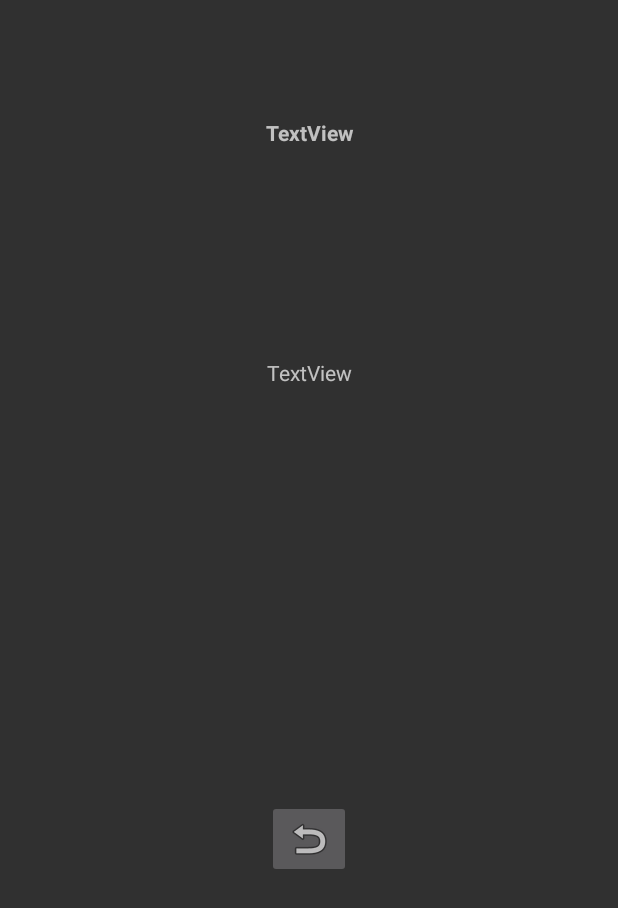
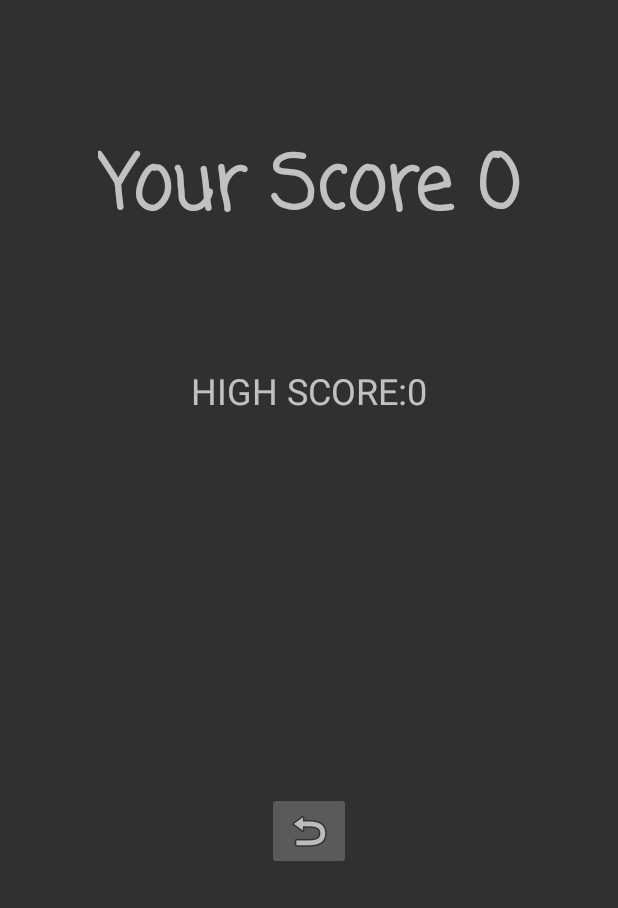
Before and after one commit to Krishunter1/Pit-of-snakes, an Android app: the ScoreActivity screen opened directly, with no data from a screen before it, on a phone screen of 412 x 824 dp. Shown: the top 908 px of the screen. Run offline under Robolectric (Android 15) with nearby library versions, the light colour scheme and no system bars.

Commit message:
fixed problem with music and updated the score activty and varible in pitview

```diff
--- a/PitofSnake/app/src/main/java/kristof/pitofsnake/MenuScreen.java
+++ b/PitofSnake/app/src/main/java/kristof/pitofsnake/MenuScreen.java
@@ -4,6 +4,7 @@ import android.app.Activity;
 import android.content.Intent;
 import android.content.SharedPreferences;
 import android.os.Bundle;
+import android.preference.PreferenceManager;
 import android.view.View;
 import android.view.WindowManager;
 import android.widget.ImageView;
@@ -79,7 +80,7 @@ public class MenuScreen extends Activity {
     }
 
     private void SavePreferences(){
-        SharedPreferences sharedPreferences = getPreferences(MODE_PRIVATE);
+        SharedPreferences sharedPreferences = PreferenceManager.getDefaultSharedPreferences(this);
         SharedPreferences.Editor editor = sharedPreferences.edit();
         editor.putInt(IMAGE_NUMBER_ONE, current_image1);
         editor.putInt(IMAGE_NUMBER_TWO, current_image2);
@@ -88,7 +89,7 @@ public class MenuScreen extends Activity {
     }
 
     private void LoadPreferences(){
-        SharedPreferences sharedPreferences = getPreferences(MODE_PRIVATE);
+        SharedPreferences sharedPreferences = PreferenceManager.getDefaultSharedPreferences(this);
         current_image1 = sharedPreferences.getInt(IMAGE_NUMBER_ONE, current_image1);
         current_image2 = sharedPreferences.getInt(IMAGE_NUMBER_TWO, current_image2);
         decision = sharedPreferences.getBoolean(MUSIC_VALUE, decision);
--- a/PitofSnake/app/src/main/java/kristof/pitofsnake/PitView.java
+++ b/PitofSnake/app/src/main/java/kristof/pitofsnake/PitView.java
@@ -265,6 +265,7 @@ class PitView extends SurfaceView implements Runnable {
 
             context = PitofSnake.getContext();
             Intent intent = new Intent(context, ScoreActivity.class);
+            intent.putExtra("score",score);
             intent.setFlags(Intent.FLAG_ACTIVITY_NEW_TASK);
             context.startActivity(intent);
         }
--- a/PitofSnake/app/src/main/java/kristof/pitofsnake/ScoreActivity.java
+++ b/PitofSnake/app/src/main/java/kristof/pitofsnake/ScoreActivity.java
@@ -1,12 +1,21 @@
 package kristof.pitofsnake;
 
 import android.app.Activity;
+import android.content.Context;
 import android.content.Intent;
+import android.content.SharedPreferences;
 import android.os.Bundle;
 import android.view.View;
 import android.view.WindowManager;
+import android.widget.TextView;
+
+import org.w3c.dom.Text;
 
 public class ScoreActivity extends Activity {
+
+    private static final String HIGH_SCORE = "high-score";
+    private int scored;
+    private int highScore = 0;
 
     @Override
     protected void onCreate(Bundle savedInstanceState) {
@@ -14,10 +23,42 @@ public class ScoreActivity extends Activity {
         setContentView(R.layout.activity_score);
         getWindow().setFlags(WindowManager.LayoutParams.FLAG_FULLSCREEN,
                 WindowManager.LayoutParams.FLAG_FULLSCREEN);
+
+        Intent intent = getIntent();
+        scored = intent.getIntExtra("score",0);
+
+        TextView showScore = (TextView) findViewById(R.id.currentScore);
+        showScore.setText("Your Score " + scored );
+
+        SharedPreferences settings = getSharedPreferences("GAME_DATA", Context.MODE_PRIVATE);
+        highScore = settings.getInt(HIGH_SCORE, 0);
+
+        if(scored > highScore) {
+            highScore = scored;
+            setText1();
+            SharedPreferences.Editor editor = settings.edit();
+            editor.putInt(HIGH_SCORE, highScore);
+            editor.commit();
+        }
+        else {
+            setText2();
+        }
+    }
+
+    private void setText1() {
+        TextView highScoreDisplay = (TextView) findViewById(R.id.highScore);
+        highScoreDisplay.setText("NEW HIGH SCORE:" + highScore);
+    }
+
+    private void setText2() {
+        TextView highScoreDisplay = (TextView) findViewById(R.id.highScore);
+        highScoreDisplay.setText("HIGH SCORE:" + highScore);
     }
 
     public void onClickStart(View view) {
         Intent intent = new Intent(this, PitofSnake.class);
         startActivity(intent);
     }
+
+
 }
--- a/PitofSnake/app/src/main/res/layout/activity_score.xml
+++ b/PitofSnake/app/src/main/res/layout/activity_score.xml
@@ -8,14 +8,16 @@
 
     <TextView
         android:id="@+id/currentScore"
-        android:layout_width="223dp"
-        android:layout_height="90dp"
+        android:layout_width="wrap_content"
+        android:layout_height="wrap_content"
         android:layout_marginBottom="8dp"
         android:layout_marginEnd="16dp"
         android:layout_marginStart="16dp"
         android:layout_marginTop="16dp"
+        android:fontFamily="casual"
         android:text="TextView"
         android:textAlignment="center"
+        android:textSize="50sp"
         android:textStyle="bold"
         app:layout_constraintBottom_toTopOf="@+id/highScore"
         app:layout_constraintEnd_toEndOf="parent"
@@ -39,14 +41,15 @@
 
     <TextView
         android:id="@+id/highScore"
-        android:layout_width="142dp"
-        android:layout_height="47dp"
+        android:layout_width="wrap_content"
+        android:layout_height="wrap_content"
         android:layout_marginBottom="16dp"
         android:layout_marginEnd="16dp"
         android:layout_marginStart="16dp"
         android:layout_marginTop="16dp"
         android:text="TextView"
         android:textAlignment="center"
+        android:textSize="24sp"
         app:layout_constraintBottom_toTopOf="@+id/playAgain"
         app:layout_constraintEnd_toEndOf="parent"
         app:layout_constraintStart_toStartOf="parent"
```
Also changed, not shown: PitofSnake/app/src/main/java/kristof/pitofsnake/HomeScreen.java (+6 -3 lines), PitofSnake/app/src/main/java/kristof/pitofsnake/ModeActivity.java (deleted, +0 -29 lines), PitofSnake/app/src/main/res/layout/activity_mode.xml (deleted, +0 -57 lines).
